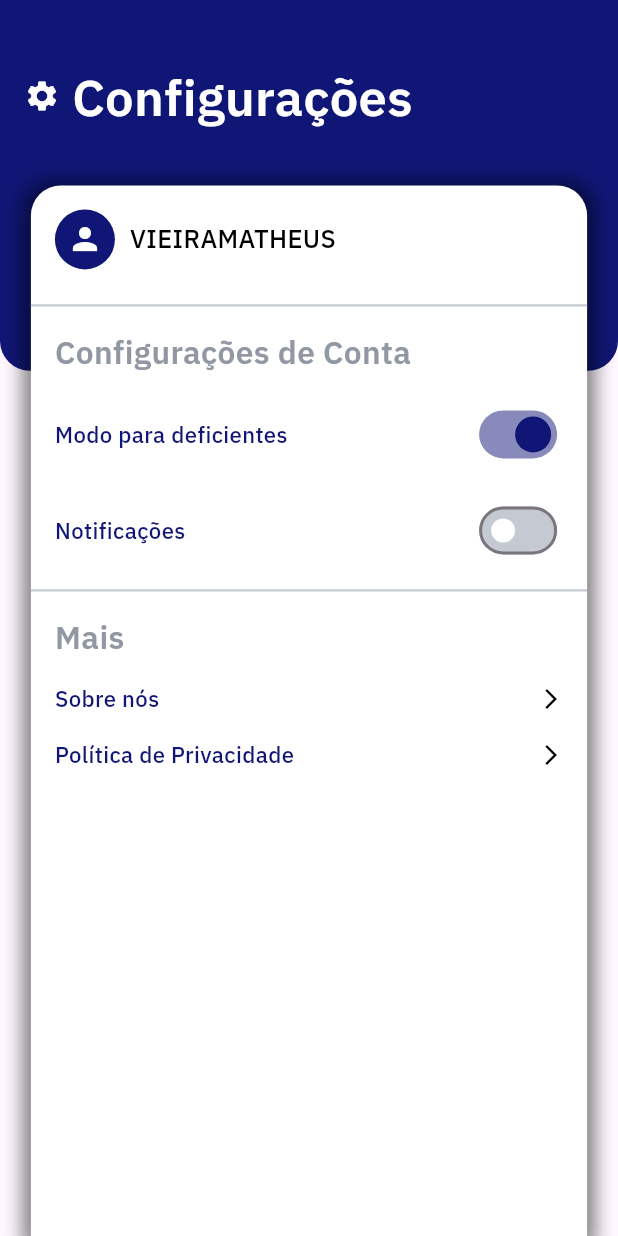
After one commit to M4theusVieir4/Bus-Fleet-TCC, a Flutter app: the ConfigurationPage screen opened by its route, on a phone screen of 412 x 824 dp. The commit adds this screen. Run offline on Flutter 3.47's test engine with Material 3 defaults, Android fonts, the phone set to English and light mode, and no system bars; our stand-ins replace cached_network_image, dio, firebase_auth, firebase_core, flutter_bloc, flutter_modular and 5 more; missing offline and left inert: google_maps_flutter_android, google_maps_flutter_platform_interface, onesignal_flutter; accounts and stored records are empty; generated files the repository leaves out were written again.

Commit message:
Adicionando a página de configuração do aplicativo

```diff
--- a/lib/app_module.dart
+++ b/lib/app_module.dart
@@ -4,6 +4,8 @@ import 'package:busbr/modules/auth/login/login_module.dart';
 import 'package:busbr/modules/auth/register/register_module.dart';
 import 'package:busbr/modules/bus_tracker/route_bus/route_bus_module.dart';
 import 'package:busbr/modules/bus_tracker/select_bus/select_bus_module.dart';
+import 'package:busbr/modules/configuration/configuration_module.dart';
+import 'package:busbr/modules/configuration/configuration_page.dart';
 import 'package:busbr/modules/home/home_module.dart';
 import 'package:busbr/modules/notification/notification_module.dart';
 import 'package:flutter_modular/flutter_modular.dart';
@@ -24,5 +26,6 @@ class AppModule extends Module {
     r.module(BusBrRoutes.SELECT_BUS, module: SelectBusModule());
     r.module(BusBrRoutes.ROUTE_BUS, module: RouteBusModule());
     r.module(BusBrRoutes.NOTIFICATION, module: NotificationModule());
+    r.module(BusBrRoutes.CONFIGURATION, module: ConfigurationModule());
   }
 }
--- a/lib/infra/core/routes/bus_br_routes.dart
+++ b/lib/infra/core/routes/bus_br_routes.dart
@@ -5,4 +5,5 @@ class BusBrRoutes {
   static const ROUTE_BUS = '/route-bus/';
   static const HOME = '/home/';
   static const NOTIFICATION = '/notification/';
+  static const CONFIGURATION = '/configuration/';
 }
--- /dev/null
+++ b/lib/modules/configuration/configuration_module.dart
@@ -0,0 +1,15 @@
+import 'package:busbr/infra/base/cubits/core/core_module.dart';
+import 'package:busbr/modules/auth/login/cubit/login_controller.dart';
+import 'package:busbr/modules/auth/login/login_page.dart';
+import 'package:busbr/modules/configuration/configuration_page.dart';
+import 'package:flutter_modular/flutter_modular.dart';
+
+class ConfigurationModule extends Module {
+  @override
+  List<Module> get imports => [CoreModule()];
+
+  @override
+  void routes(RouteManager r) {
+    r.child(Modular.initialRoute, child: (_) => const ConfigurationPage());
+  }
+}
--- /dev/null
+++ b/lib/modules/configuration/configuration_page.dart
@@ -0,0 +1,224 @@
+import 'package:design_kit/configs/design_system.dart';
+import 'package:flutter/material.dart';
+
+class ConfigurationPage extends StatefulWidget {
+  const ConfigurationPage({super.key});
+
+  @override
+  State<ConfigurationPage> createState() => _ConfigurationPageState();
+}
+
+class _ConfigurationPageState extends State<ConfigurationPage> {
+  bool isModoDeficientes = true;
+  bool isNotificacoes = false;
+  @override
+  Widget build(BuildContext context) {
+    final design = DesignSystem.of(context);
+    return Scaffold(
+      body: Stack(
+        children: [
+          // Container superior com 30% da altura da tela
+          Column(
+            children: [
+              Container(
+                height: MediaQuery.of(context).size.height * 0.3,
+                decoration: BoxDecoration(
+                  color: design.primary, // Cor azul
+                  borderRadius: BorderRadius.only(
+                    bottomLeft:
+                        Radius.circular(20.0), // Borda arredondada esquerda
+                    bottomRight:
+                        Radius.circular(20.0), // Borda arredondada direita
+                  ),
+                ),
+                padding: EdgeInsets.only(
+                    left: 16, top: 40), // Adiciona um padding ao Container
+                child: Align(
+                  alignment: Alignment.topLeft,
+                  child: Row(
+                    children: [
+                      Icon(
+                        Icons.settings,
+                        color: design.neutral900,
+                      ),
+                      SizedBox(
+                          width: 8), // Adiciona espaço entre o ícone e o texto
+                      Text(
+                        'Configurações',
+                        style: design.h1(color: design.neutral900),
+                      ),
+                    ],
+                  ),
+                ),
+              ),
+            ],
+          ),
+
+          Positioned(
+            bottom: 0,
+            left:
+                0, // Adicione esta linha para garantir que comece do lado esquerdo
+            right:
+                0, // Adicione esta linha para garantir que termine do lado direito
+            child: Align(
+              alignment: Alignment.bottomCenter,
+              child: Container(
+                decoration: BoxDecoration(
+                  color: design.neutral900,
+                  borderRadius: BorderRadius.only(
+                    topLeft: Radius.circular(20.0),
+                    topRight: Radius.circular(20.0),
+                  ),
+                  boxShadow: [
+                    BoxShadow(
+                      color: Colors.black.withOpacity(0.5),
+                      spreadRadius: 5,
+                      blurRadius: 10,
+                      offset: Offset(0, 3),
+                    ),
+                  ],
+                ),
+                width: MediaQuery.of(context).size.width * 0.9,
+                height: MediaQuery.of(context).size.height * 0.85,
+                child: Column(
+                  crossAxisAlignment: CrossAxisAlignment.start,
+                  children: [
+                    Padding(
+                      padding: const EdgeInsets.all(16.0),
+                      child: Row(
+                        children: [
+                          Container(
+                            decoration: BoxDecoration(
+                              color: design.primary,
+                              shape: BoxShape.circle,
+                            ),
+                            padding: EdgeInsets.all(8.0),
+                            child: Icon(
+                              Icons.person,
+                              color: Colors.white,
+                              size: 24.0,
+                            ),
+                          ),
+                          SizedBox(
+                            width: 10,
+                          ),
+                          Text(
+                              'VIEIRAMATHEUS', // Substitua por uma variável com o nome do usuário
+                              style: design.paragraphM(color: design.neutral)),
+                        ],
+                      ),
+                    ),
+                    Divider(
+                      color: design.neutral500, // Cor da linha de separação
+                      thickness: 1.5, // Espessura da linha
+                    ),
+                    Padding(
+                      padding: const EdgeInsets.symmetric(
+                          horizontal: 16.0, vertical: 8.0),
+                      child: Text('Configurações de Conta',
+                          style: design.h5(color: design.neutral400)),
+                    ),
+                    Padding(
+                      padding: const EdgeInsets.symmetric(
+                          horizontal: 16.0, vertical: 8.0),
+                      child: Row(
+                        mainAxisAlignment: MainAxisAlignment.spaceBetween,
+                        children: [
+                          Text(
+                            'Modo para deficientes',
+                            style: design.paragraphD(color: design.primary),
+                          ),
+                          Switch(
+                            value: isModoDeficientes,
+                            activeColor: design.primary,
+                            inactiveThumbColor: design.neutral900,
+                            inactiveTrackColor: design.neutral500,
+                            onChanged: (bool newValue) {
+                              setState(() {
+                                isModoDeficientes = newValue;
+                              });
+                            },
+                          ),
+                        ],
+                      ),
+                    ),
+                    Padding(
+                      padding: const EdgeInsets.symmetric(
+                          horizontal: 16.0, vertical: 8.0),
+                      child: Row(
+                        mainAxisAlignment: MainAxisAlignment.spaceBetween,
+                        children: [
+                          Text(
+                            'Notificações',
+                            style: design.paragraphD(color: design.primary),
+                          ),
+                          Switch(
+                            value: isNotificacoes,
+                            activeColor: design.primary,
+                            inactiveThumbColor: design.neutral900,
+                            inactiveTrackColor: design.neutral500,
+                            onChanged: (bool newValue) {
+                              setState(() {
+                                isNotificacoes = newValue;
+                              });
+                            },
+                          ),
+                        ],
+                      ),
+                    ),
+                    Divider(
+                      color: design.neutral500, // Linha divisória adicional
+                      thickness: 1.5,
+                    ),
+                    Padding(
+                      padding: const EdgeInsets.symmetric(
+                          horizontal: 16.0, vertical: 8.0),
+                      child: Text('Mais',
+                          style: design.h5(color: design.neutral400)),
+                    ),
+                    Padding(
+                      padding: const EdgeInsets.symmetric(
+                          horizontal: 16.0, vertical: 8.0),
+                      child: Row(
+                        mainAxisAlignment: MainAxisAlignment.spaceBetween,
+                        children: [
+                          Text(
+                            'Sobre nós',
+                            style: design.paragraphD(color: design.primary),
+                          ),
+                          Icon(
+                            Icons.arrow_forward_ios,
+                            color: Colors.black,
+                            size: 16,
+                          ),
+                        ],
+                      ),
+                    ),
+                    Padding(
+                      padding: const EdgeInsets.symmetric(
+                          horizontal: 16.0, vertical: 8.0),
+                      child: Row(
+                        mainAxisAlignment: MainAxisAlignment.spaceBetween,
+                        children: [
+                          Text(
+                            'Política de Privacidade',
+                            style: design.paragraphD(color: design.primary),
+                          ),
+                          Icon(
+                            Icons.arrow_forward_ios,
+                            color: Colors.black,
+                            size: 16,
+                          ),
+                        ],
+                      ),
+                    ),
+                  ],
+                ),
+              ),
+            ),
+          )
+        ],
+      ),
+    );
+  }
+}
--- a/lib/modules/home/home_page.dart
+++ b/lib/modules/home/home_page.dart
@@ -87,7 +87,7 @@ class MapSampleState extends State<HomePage> {
                   backgroundColor: design.primary,
                   heroTag: "btn1",
                   onPressed: () {
-                    // Ação do primeiro botão
+                    Modular.to.pushNamed(BusBrRoutes.CONFIGURATION);
                   },
                   child: Image.asset(
                     AppIcons.menu,
```
